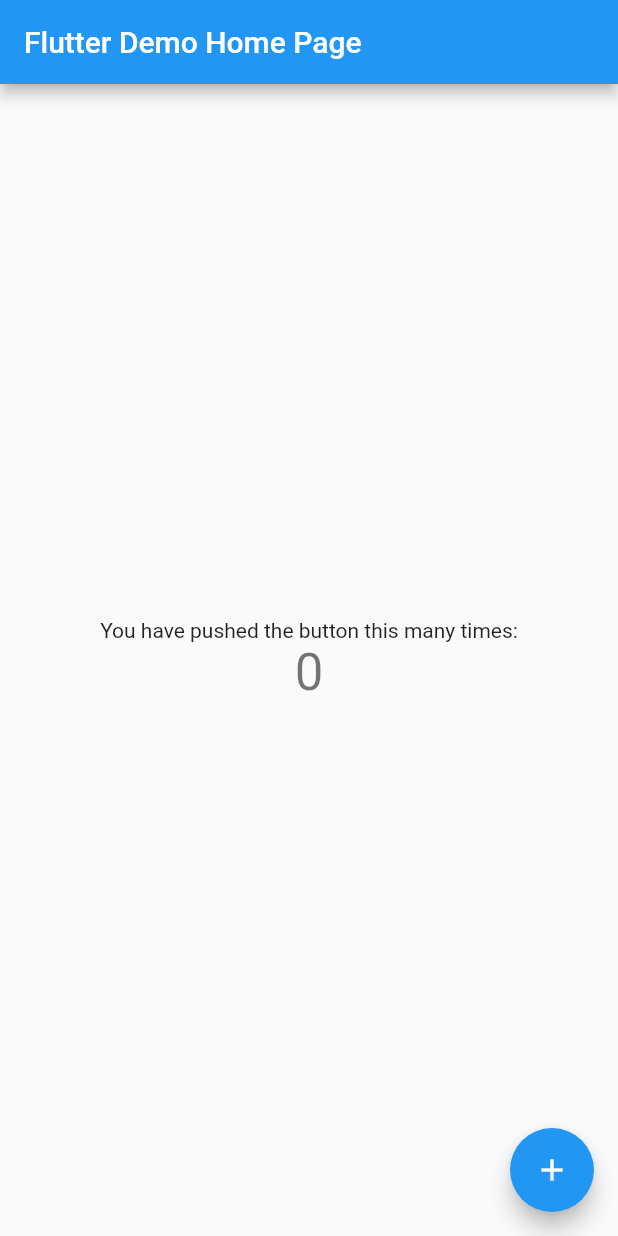
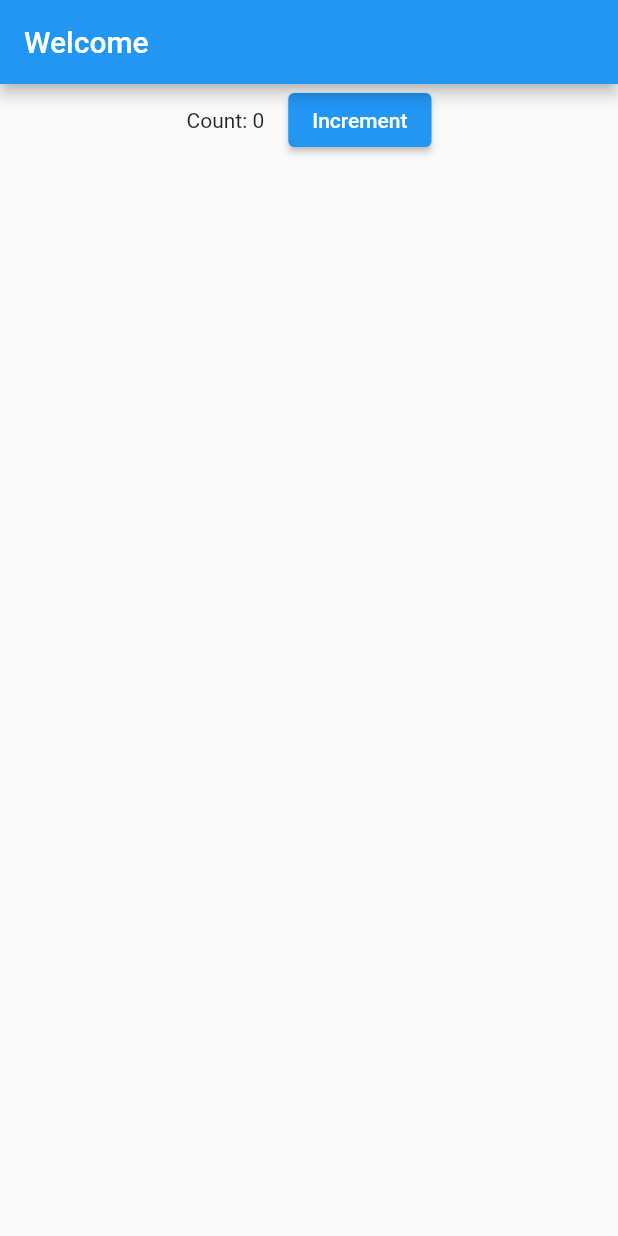
Before and after one commit to Xebec19/shiny-octo-giggle, a Flutter app: the screen it shows after launch, on a phone screen of 412 x 824 dp. Run offline on Flutter 3.47's test engine with Material 2 defaults, Android fonts, the phone set to English and light mode, and no system bars.

Commit message:
feat: my assignment

```diff
--- a/lib/main.dart
+++ b/lib/main.dart
@@ -1,115 +1,40 @@
 import 'package:flutter/material.dart';
 
-void main() {
-  runApp(const MyApp());
+class Counter extends StatefulWidget {
+  const Counter();
+
+  @override
+  State<Counter> createState() => _CounterState();
 }
 
-class MyApp extends StatelessWidget {
-  const MyApp({super.key});
-
-  // This widget is the root of your application.
-  @override
-  Widget build(BuildContext context) {
-    return MaterialApp(
-      title: 'Flutter Demo',
-      theme: ThemeData(
-        // This is the theme of your application.
-        //
-        // Try running your application with "flutter run". You'll see the
-        // application has a blue toolbar. Then, without quitting the app, try
-        // changing the primarySwatch below to Colors.green and then invoke
-        // "hot reload" (press "r" in the console where you ran "flutter run",
-        // or simply save your changes to "hot reload" in a Flutter IDE).
-        // Notice that the counter didn't reset back to zero; the application
-        // is not restarted.
-        primarySwatch: Colors.blue,
-      ),
-      home: const MyHomePage(title: 'Flutter Demo Home Page'),
-    );
-  }
-}
-
-class MyHomePage extends StatefulWidget {
-  const MyHomePage({super.key, required this.title});
-
-  // This widget is the home page of your application. It is stateful, meaning
-  // that it has a State object (defined below) that contains fields that affect
-  // how it looks.
-
-  // This class is the configuration for the state. It holds the values (in this
-  // case the title) provided by the parent (in this case the App widget) and
-  // used by the build method of the State. Fields in a Widget subclass are
-  // always marked "final".
-
-  final String title;
-
-  @override
-  State<MyHomePage> createState() => _MyHomePageState();
-}
-
-class _MyHomePageState extends State<MyHomePage> {
+class _CounterState extends State<Counter> {
   int _counter = 0;
 
-  void _incrementCounter() {
+  void _increment() {
     setState(() {
-      // This call to setState tells the Flutter framework that something has
-      // changed in this State, which causes it to rerun the build method below
-      // so that the display can reflect the updated values. If we changed
-      // _counter without calling setState(), then the build method would not be
-      // called again, and so nothing would appear to happen.
       _counter++;
     });
   }
 
   @override
   Widget build(BuildContext context) {
-    // This method is rerun every time setState is called, for instance as done
-    // by the _incrementCounter method above.
-    //
-    // The Flutter framework has been optimized to make rerunning build methods
-    // fast, so that you can just rebuild anything that needs updating rather
-    // than having to individually change instances of widgets.
     return Scaffold(
-      appBar: AppBar(
-        // Here we take the value from the MyHomePage object that was created by
-        // the App.build method, and use it to set our appbar title.
-        title: Text(widget.title),
+      appBar: AppBar(title: const Text('Welcome')),
+      body: Row(
+        mainAxisAlignment: MainAxisAlignment.center,
+        children: <Widget>[
+          Text('Count: $_counter'),
+          const SizedBox(width: 16),
+          ElevatedButton(
+            onPressed: _increment,
+            child: const Text('Increment'),
+          ),
+        ],
       ),
-      body: Center(
-        // Center is a layout widget. It takes a single child and positions it
-        // in the middle of the parent.
-        child: Column(
-          // Column is also a layout widget. It takes a list of children and
-          // arranges them vertically. By default, it sizes itself to fit its
-          // children horizontally, and tries to be as tall as its parent.
-          //
-          // Invoke "debug painting" (press "p" in the console, choose the
-          // "Toggle Debug Paint" action from the Flutter Inspector in Android
-          // Studio, or the "Toggle Debug Paint" command in Visual Studio Code)
-          // to see the wireframe for each widget.
-          //
-          // Column has various properties to control how it sizes itself and
-          // how it positions its children. Here we use mainAxisAlignment to
-          // center the children vertically; the main axis here is the vertical
-          // axis because Columns are vertical (the cross axis would be
-          // horizontal).
-          mainAxisAlignment: MainAxisAlignment.center,
-          children: <Widget>[
-            const Text(
-              'You have pushed the button this many times:',
-            ),
-            Text(
-              '$_counter',
-              style: Theme.of(context).textTheme.headline4,
-            ),
-          ],
-        ),
-      ),
-      floatingActionButton: FloatingActionButton(
-        onPressed: _incrementCounter,
-        tooltip: 'Increment',
-        child: const Icon(Icons.add),
-      ), // This trailing comma makes auto-formatting nicer for build methods.
     );
   }
 }
+
+void main() {
+  runApp(const MaterialApp(home: Counter()));
+}
--- a/pubspec.yaml
+++ b/pubspec.yaml
@@ -3,7 +3,7 @@ description: A new Flutter project.
 
 # The following line prevents the package from being accidentally published to
 # pub.dev using `flutter pub publish`. This is preferred for private packages.
-publish_to: 'none' # Remove this line if you wish to publish to pub.dev
+publish_to: "none" # Remove this line if you wish to publish to pub.dev
 
 # The following defines the version and build number for your application.
 # A version number is three numbers separated by dots, like 1.2.43
@@ -20,7 +20,7 @@ publish_to: 'none' # Remove this line if you wish to publish to pub.dev
 version: 1.0.0+1
 
 environment:
-  sdk: '>=2.18.4 <3.0.0'
+  sdk: ">=2.18.4 <3.0.0"
 
 # Dependencies specify other packages that your package needs in order to work.
 # To automatically upgrade your package dependencies to the latest versions
@@ -31,7 +31,6 @@ environment:
 dependencies:
   flutter:
     sdk: flutter
-
 
   # The following adds the Cupertino Icons font to your application.
   # Use with the CupertinoIcons class for iOS style icons.
@@ -53,7 +52,6 @@ dev_dependencies:
 
 # The following section is specific to Flutter packages.
 flutter:
-
   # The following line ensures that the Material Icons font is
   # included with your application, so that you can use the icons in
   # the material Icons class.
```
Also changed, not shown: lib/app-bar.dart (added, +35 -0 lines), lib/text-bar.dart (added), lib/text-control.dart (added), 9 other files.
